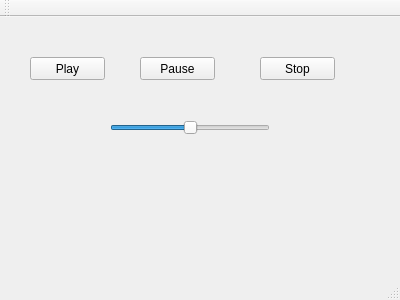
Qt form src/qt-player/player.ui (QianqianQ/Cplusplus-Project-Media-Player) before a commit.
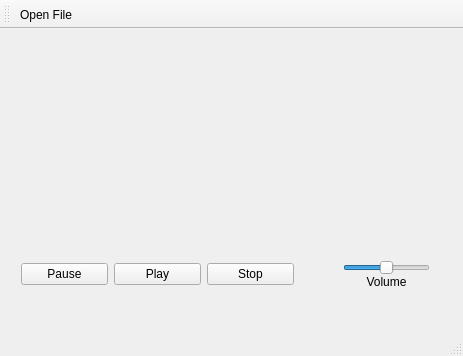
The same form after that commit.

```diff
--- a/src/qt-player/player.ui
+++ b/src/qt-player/player.ui
@@ -6,62 +6,65 @@
    <rect>
     <x>0</x>
     <y>0</y>
-    <width>400</width>
-    <height>300</height>
+    <width>463</width>
+    <height>356</height>
    </rect>
   </property>
   <property name="windowTitle">
    <string>Media Player</string>
   </property>
   <widget class="QWidget" name="centralWidget">
-   <widget class="QPushButton" name="play">
+   <widget class="QWidget" name="">
     <property name="geometry">
      <rect>
-      <x>30</x>
-      <y>40</y>
-      <width>75</width>
-      <height>23</height>
+      <x>10</x>
+      <y>220</y>
+      <width>431</width>
+      <height>51</height>
      </rect>
     </property>
-    <property name="text">
-     <string>Play</string>
-    </property>
-   </widget>
+    <layout class="QHBoxLayout" name="horizontalLayout_2" stretch="2,2,2,1,2">
+     <item>
    <widget class="QPushButton" name="pause">
-    <property name="geometry">
-     <rect>
-      <x>140</x>
-      <y>40</y>
-      <width>75</width>
-      <height>23</height>
-     </rect>
-    </property>
     <property name="text">
      <string>Pause</string>
     </property>
    </widget>
+     </item>
+     <item>
+      <widget class="QPushButton" name="play">
+       <property name="text">
+        <string>Play</string>
+       </property>
+      </widget>
+     </item>
+     <item>
    <widget class="QPushButton" name="stop">
-    <property name="geometry">
-     <rect>
-      <x>260</x>
-      <y>40</y>
-      <width>75</width>
-      <height>23</height>
-     </rect>
-    </property>
     <property name="text">
      <string>Stop</string>
     </property>
    </widget>
+     </item>
+     <item>
+      <spacer name="horizontalSpacer">
+       <property name="orientation">
+        <enum>Qt::Horizontal</enum>
+       </property>
+       <property name="sizeHint" stdset="0">
+        <size>
+         <width>70</width>
+         <height>0</height>
+        </size>
+       </property>
+      </spacer>
+     </item>
+     <item>
+      <layout class="QVBoxLayout" name="verticalLayout" stretch="0,0">
+       <property name="spacing">
+        <number>0</number>
+       </property>
+       <item>
    <widget class="QSlider" name="volume">
-    <property name="geometry">
-     <rect>
-      <x>110</x>
-      <y>100</y>
-      <width>160</width>
-      <height>22</height>
-     </rect>
-    </property>
     <property name="minimum">
      <number>20</number>
     </property>
@@ -75,6 +78,24 @@
      <enum>Qt::Horizontal</enum>
     </property>
    </widget>
+       </item>
+       <item>
+        <widget class="QLabel" name="label">
+         <property name="locale">
+          <locale language="English" country="UnitedStates"/>
+         </property>
+         <property name="text">
+          <string>Volume</string>
+         </property>
+         <property name="alignment">
+          <set>Qt::AlignCenter</set>
+         </property>
+        </widget>
+       </item>
+      </layout>
+     </item>
+    </layout>
+   </widget>
   </widget>
   <widget class="QMenuBar" name="menuBar">
    <property name="geometry">
@@ -93,8 +114,17 @@
    <attribute name="toolBarBreak">
     <bool>false</bool>
    </attribute>
+   <addaction name="actionOpen"/>
   </widget>
   <widget class="QStatusBar" name="statusBar"/>
+  <action name="actionOpen">
+   <property name="text">
+    <string>Open File</string>
+   </property>
+   <property name="toolTip">
+    <string>Open an audio file</string>
+   </property>
+  </action>
  </widget>
  <layoutdefault spacing="6" margin="11"/>
  <resources/>
```
Left out of the diff: 2 changed lines with no effect on the pictures. Lines whose indentation alone changed are shown as unchanged.
